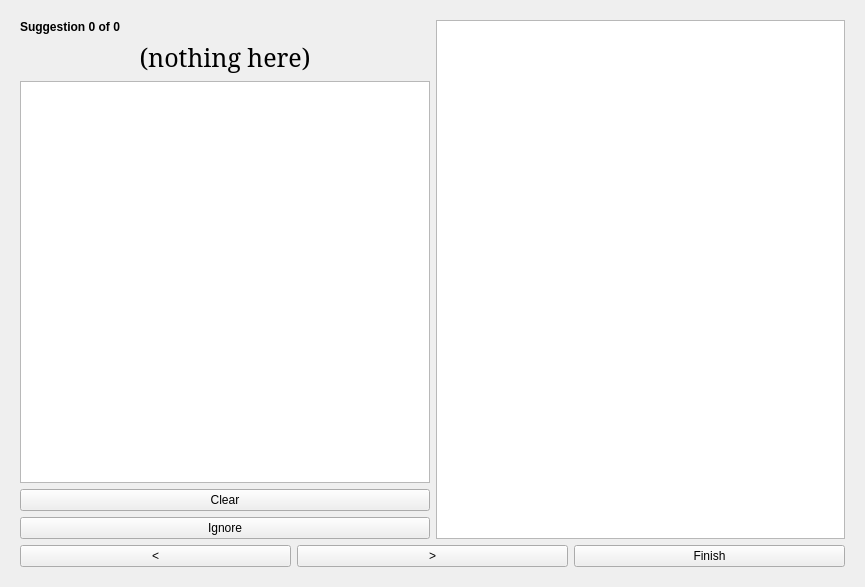
First picture: the form in plover_cards/card_builder.ui, repository antistic/plover_cards, before the edit.
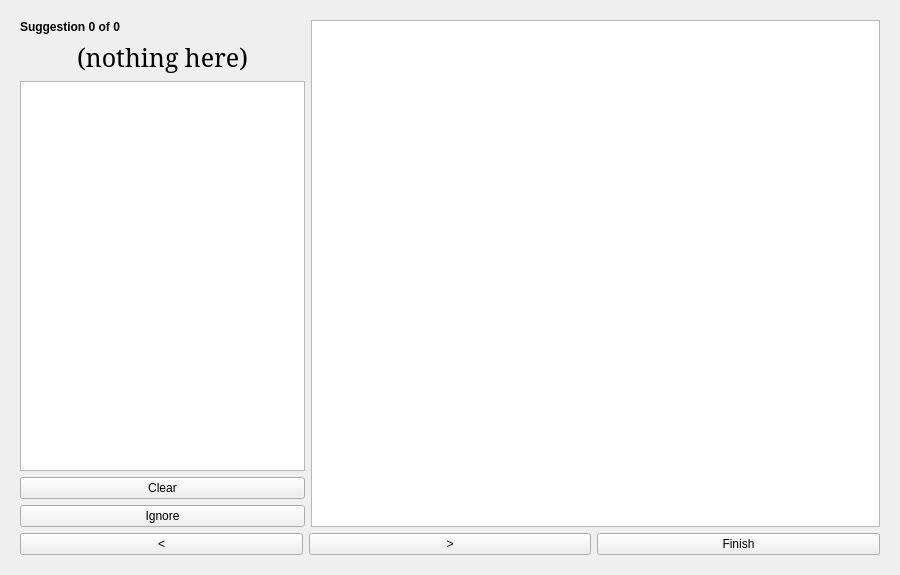
Second picture: the form after the edit. Icons and pictures are not drawn.

Commit message: make table easier to read

The edit to the form file:
```diff
--- a/plover_cards/card_builder.ui
+++ b/plover_cards/card_builder.ui
@@ -6,8 +6,8 @@
    <rect>
     <x>0</x>
     <y>0</y>
-    <width>865</width>
-    <height>587</height>
+    <width>900</width>
+    <height>575</height>
    </rect>
   </property>
   <property name="windowTitle">
@@ -152,7 +152,7 @@
       </layout>
      </widget>
      <widget class="QWidget" name="page_2">
-      <layout class="QGridLayout" name="gridLayout">
+      <layout class="QGridLayout" name="gridLayout" columnstretch="1,2">
        <item row="1" column="0">
         <layout class="QVBoxLayout" name="verticalLayout_3">
          <item>
@@ -184,6 +184,9 @@
              <property name="alignment">
               <set>Qt::AlignCenter</set>
              </property>
+             <property name="wordWrap">
+              <bool>true</bool>
+             </property>
             </widget>
            </item>
            <item>
```
The commit also changes 1 other file.
